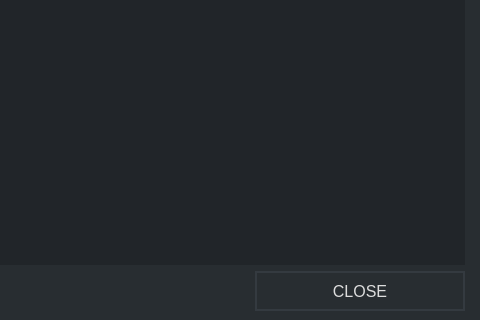
Before: the Qt Designer form src/gui/ui/depositdetailsdialog.ui in ConcealNetwork/conceal-desktop, drawn with Qt 5; both pictures show x 256 to 736 and y 180 to 500 of the 736 by 500 pixel window.
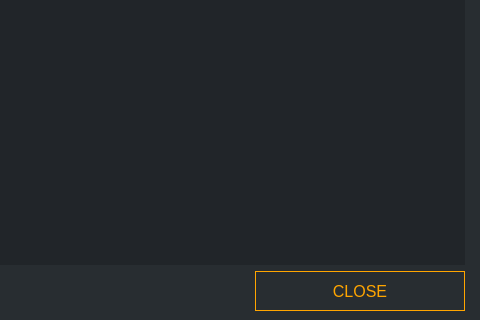
After: the same form once the commit is applied.

The edit to the form file:
```diff
--- a/src/gui/ui/depositdetailsdialog.ui
+++ b/src/gui/ui/depositdetailsdialog.ui
@@ -81,7 +81,7 @@
         </font>
        </property>
        <property name="styleSheet">
-        <string notr="true">color: #ddd; border: 2px solid #343a40; font-size: 16px;</string>
+        <string notr="true">color: orange; background-color: #1; border: 1px solid orange; font-size: 16px;</string>
        </property>
        <property name="text">
         <string>CLOSE</string>
```
